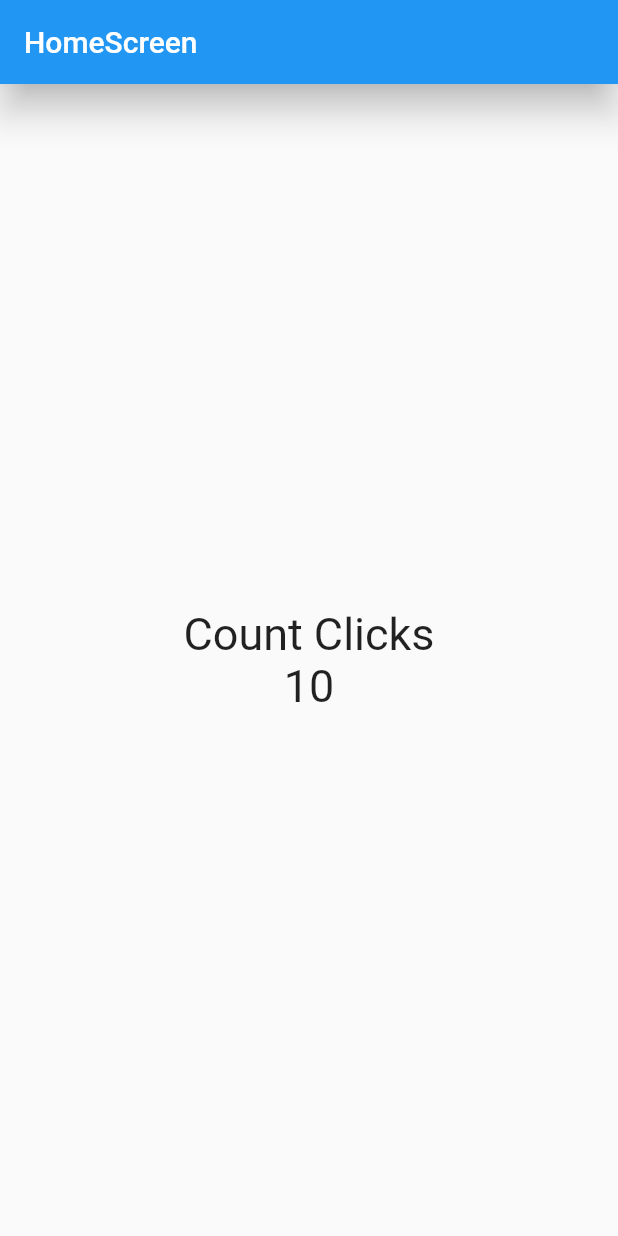
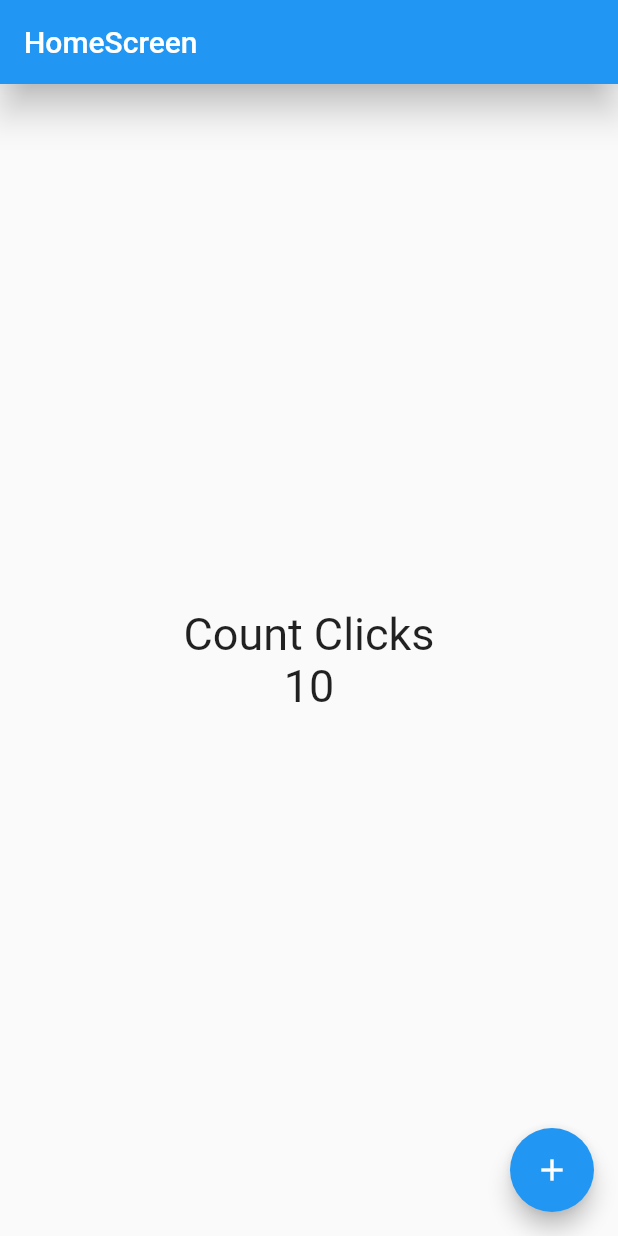
Before and after one commit to BryanParada/counterApp, a Flutter app: the screen it shows after launch, on a phone screen of 412 x 824 dp. Run offline on Flutter 3.47's test engine with Material 2 defaults, Android fonts, the phone set to English and light mode, and no system bars.

Commit message:
F51 - floatingActionButton

```diff
--- a/lib/screens/home_screen.dart
+++ b/lib/screens/home_screen.dart
@@ -26,7 +26,14 @@ class HomeScreen extends StatelessWidget {
               Text('10', style: fontSize30),
             ],
             ),
-          )
+          ),
+          floatingActionButton: FloatingActionButton(
+            child: const Icon( Icons.add),
+            onPressed: () {
+              print('you just clicked the button');
+             },
+
+          ),
 
     );
   }
```
